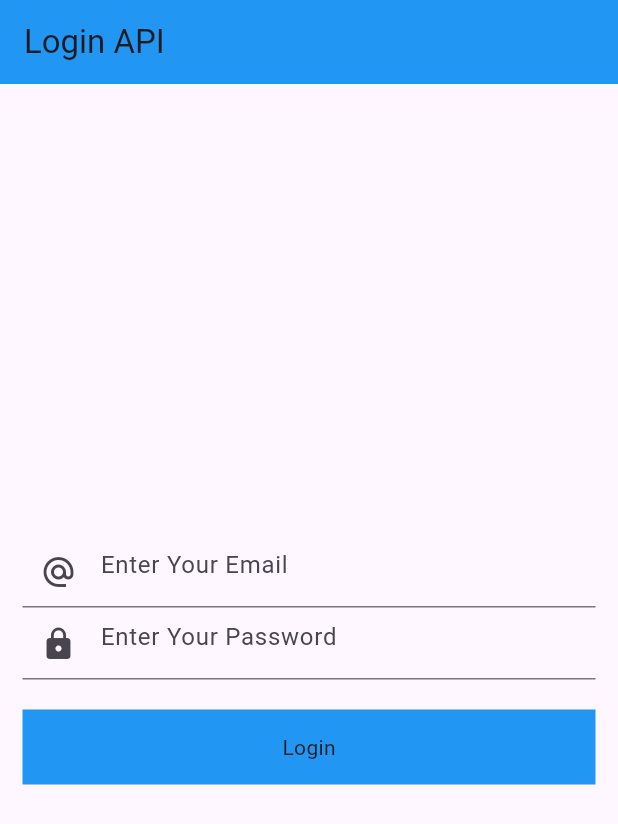
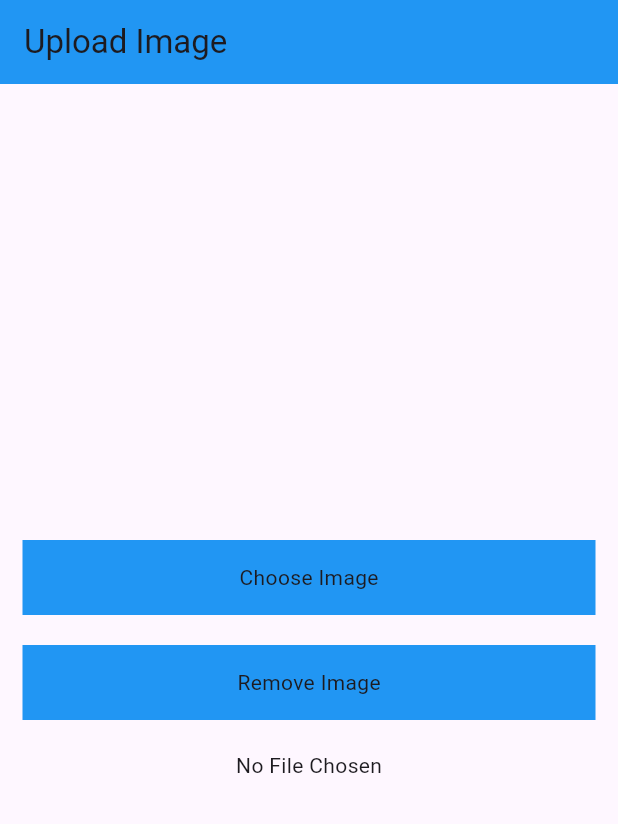
Before and after one commit to Aabis-Ahmed-Hassan/API-Integration, a Flutter app: the screen it shows after launch, on a phone screen of 412 x 824 dp. Shown: the top 824 px of the screen. Run offline on Flutter 3.47's test engine with Material 3 defaults, Android fonts, the phone set to English and light mode, and no system bars; our stand-ins replace image_picker.

Commit message:
Done with image upload on post api

```diff
--- a/lib/main.dart
+++ b/lib/main.dart
@@ -1,4 +1,4 @@
-import 'package:api_integration/post_api/login_api.dart';
+import 'package:api_integration/post_api/upload_image_to_post_api.dart';
 import 'package:flutter/material.dart';
 
 void main() {
@@ -11,7 +11,7 @@ class MyApp extends StatelessWidget {
   @override
   Widget build(BuildContext context) {
     return MaterialApp(
-      home: LoginApi(),
+      home: UploadImage(),
     );
   }
 }
--- /dev/null
+++ b/lib/post_api/upload_image_to_post_api.dart
@@ -0,0 +1,77 @@
+import 'dart:io';
+
+import 'package:flutter/material.dart';
+import 'package:image_picker/image_picker.dart';
+
+class UploadImage extends StatefulWidget {
+  const UploadImage({super.key});
+
+  @override
+  State<UploadImage> createState() => _UploadImageState();
+}
+
+class _UploadImageState extends State<UploadImage> {
+  File? _image;
+  final _picker = ImagePicker();
+  pickImage() async {
+    var pickedFile = await _picker.pickImage(source: ImageSource.camera);
+
+    if (pickedFile != null) {
+      _image = File(pickedFile.path);
+    }
+    setState(() {});
+  }
+
+  @override
+  Widget build(BuildContext context) {
+    return Scaffold(
+        appBar: AppBar(
+          title: Text('Upload Image'),
+          backgroundColor: Colors.blue,
+        ),
+        body: Padding(
+          padding: const EdgeInsets.symmetric(horizontal: 15),
+          child: Column(
+            mainAxisAlignment: MainAxisAlignment.center,
+            crossAxisAlignment: CrossAxisAlignment.center,
+            children: [
+              InkWell(
+                onTap: () async {
+                  print('tapped 1 button');
+                  await pickImage();
+                },
+                child: Container(
+                  height: 50,
+                  color: Colors.blue,
+                  child: Center(
+                    child: Text('Choose Image'),
+                  ),
+                ),
+              ),
+              SizedBox(
+                height: 20,
+              ),
+              InkWell(
+                onTap: () {
+                  _image = null;
+                  setState(() {});
+                },
+                child: Container(
+                  height: 50,
+                  color: Colors.blue,
+                  child: Center(
+                    child: Text('Remove Image'),
+                  ),
+                ),
+              ),
+              SizedBox(
+                height: 20,
+              ),
+              _image == null
+                  ? Text('No File Chosen')
+                  : Image.file(_image!.absolute),
+            ],
+          ),
+        ));
+  }
+}
```
